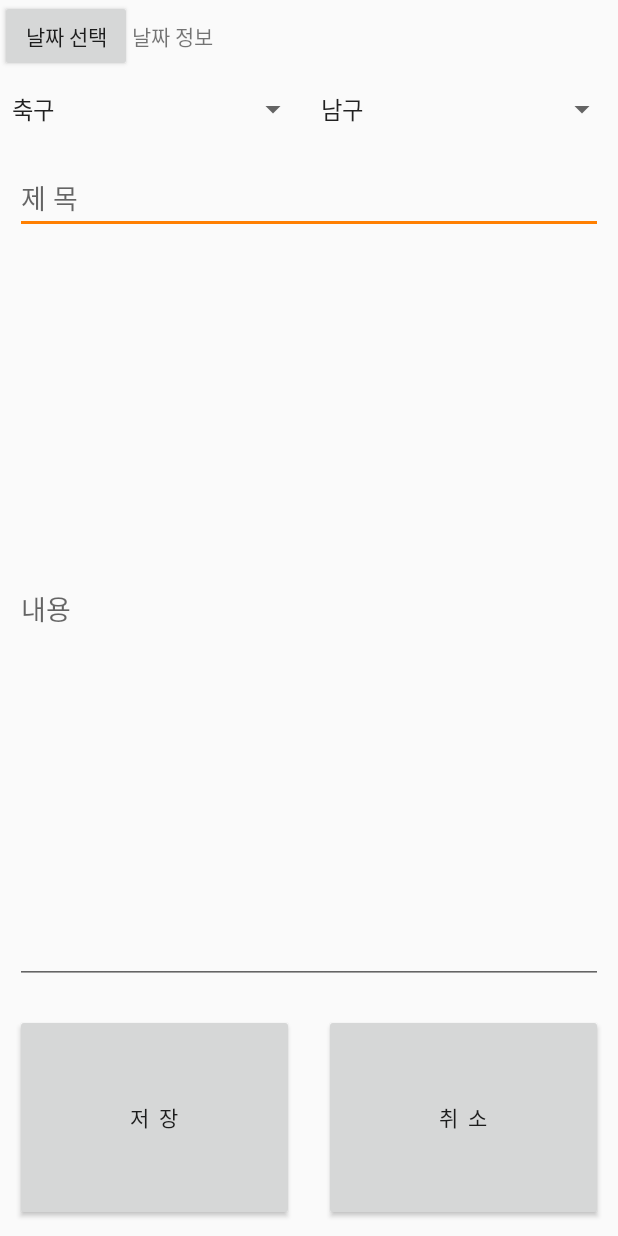
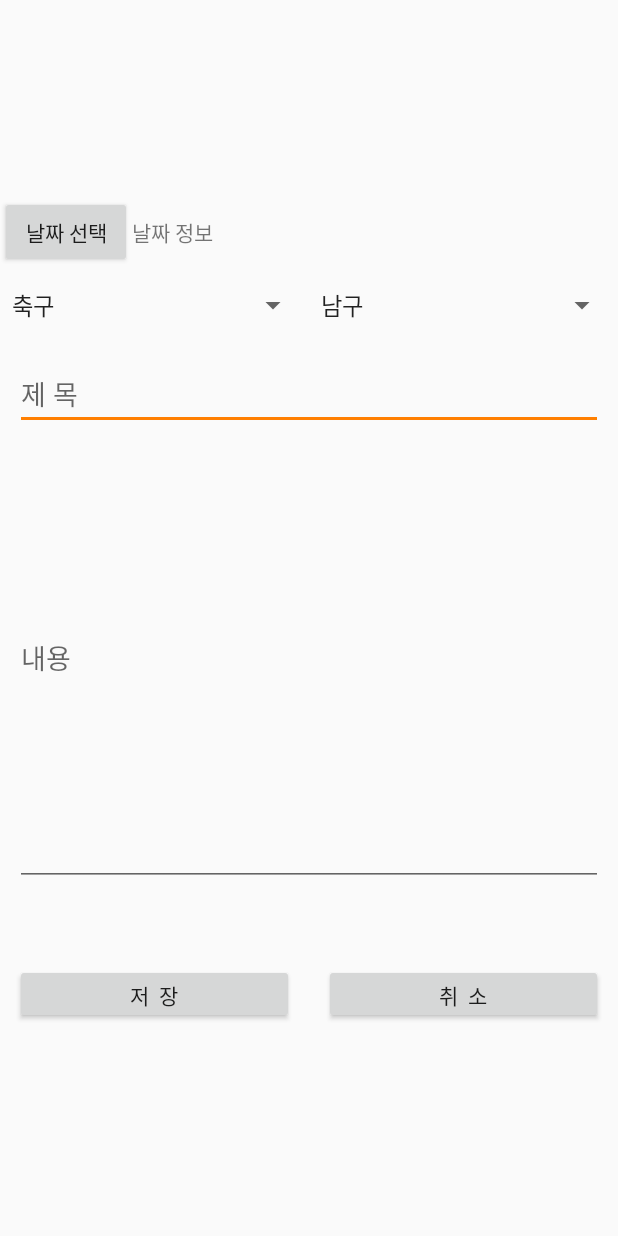
Before and after one commit to choryDev/UlsanAthelticMatching, an Android app: the WriteActivity screen opened directly, with no data from a screen before it, on a phone screen of 412 x 824 dp. Run offline under Robolectric (Android 15) with nearby library versions, the light colour scheme and no system bars; our stand-ins replace Firebase (no records; nobody signed in at launch, a user with empty details on screens opened directly).

Commit message:
11/27경기

```diff
--- a/app/build.gradle
+++ b/app/build.gradle
@@ -27,6 +27,7 @@ dependencies {
     implementation 'com.google.android.material:material:1.0.0'
     implementation 'com.google.firebase:firebase-config:19.0.0'
     implementation 'androidx.legacy:legacy-support-v4:1.0.0'
+    implementation 'com.google.firebase:firebase-database:19.0.0'
     testImplementation 'junit:junit:4.12'
     androidTestImplementation 'androidx.test:runner:1.2.0'
     androidTestImplementation 'androidx.test.espresso:espresso-core:3.2.0'
--- a/app/src/main/java/com/example/ulsanathelticmatching/board/BoardItem.java
+++ b/app/src/main/java/com/example/ulsanathelticmatching/board/BoardItem.java
@@ -1,4 +1,10 @@
 package com.example.ulsanathelticmatching.board;
 
 class BoardItem {
+    public String primarykey;
+    public String uid;
+    public String name;
+    public String title;
+    public String date;
+    public String contetent;
 }
--- a/app/src/main/java/com/example/ulsanathelticmatching/board/WriteActivity.java
+++ b/app/src/main/java/com/example/ulsanathelticmatching/board/WriteActivity.java
@@ -11,45 +11,78 @@ import android.widget.EditText;
 import android.widget.TextView;
 
 import com.example.ulsanathelticmatching.R;
+import com.google.firebase.auth.FirebaseAuth;
+import com.google.firebase.database.FirebaseDatabase;
+
+import java.text.SimpleDateFormat;
+import java.util.Calendar;
+import java.util.Date;
 
 public class WriteActivity extends AppCompatActivity {
     Button btn_date,btn_save, btn_cancel;
     TextView tv_date;
+
+    DatePickerDialog datePickerDialog;
+    int year;
+    int month;
+    int dayOfMonth;
+    Calendar calendar;
+
     EditText edt_title, edt_content;
-    DatePickerDialog.OnDateSetListener callbackMethod;
+
+    private FirebaseAuth mAuth;
 
     @Override
     protected void onCreate(Bundle savedInstanceState) {
         super.onCreate(savedInstanceState);
         setContentView(R.layout.activity_write);
+
         btn_date = (Button)findViewById(R.id.select_date);
         btn_save = (Button)findViewById(R.id.btn_save);
-        btn_save = (Button)findViewById(R.id.btn_cancel);
+        btn_cancel = (Button)findViewById(R.id.btn_cancel);
         edt_title = (EditText)findViewById(R.id.edt_title);
         edt_content = (EditText)findViewById(R.id.edt_content);
         tv_date = (TextView)findViewById(R.id.tv_date);
 
-        this.InitializeListener();
+        mAuth = FirebaseAuth.getInstance();
 
         //다이얼로그
         btn_date.setOnClickListener(new View.OnClickListener() {
             @Override
             public void onClick(View view) {
-                DatePickerDialog dialog = new DatePickerDialog(getApplicationContext(), callbackMethod, 2019, 5, 24);
-                dialog.show();
+                calendar = Calendar.getInstance();
+                year = calendar.get(Calendar.YEAR);
+                month = calendar.get(Calendar.MONTH);
+                dayOfMonth = calendar.get(Calendar.DAY_OF_MONTH);
+                datePickerDialog = new DatePickerDialog(WriteActivity.this,
+                        new DatePickerDialog.OnDateSetListener() {
+                            @Override
+                            public void onDateSet(DatePicker datePicker, int year, int month, int day) {
+                                tv_date.setText(year+"/"+ (month + 1) + "/" + day);
+                            }
+                        }, year, month, dayOfMonth);
+                datePickerDialog.getDatePicker().setMinDate(System.currentTimeMillis());
+                datePickerDialog.show();
             }
         });
 
-    }
+        btn_save.setOnClickListener(new View.OnClickListener() {
+            @Override
+            public void onClick(View view) {
 
-    //날짜 클릭시
-    public void InitializeListener(){
-        callbackMethod = new DatePickerDialog.OnDateSetListener()
-        {
-            @Override
-            public void onDateSet(DatePicker view, int year, int monthOfYear, int dayOfMonth) {
-                tv_date.setText(year+"년"+monthOfYear+"월"+dayOfMonth+"일");
+                SimpleDateFormat pkformat = new SimpleDateFormat ( "yyyyMMddHHmmss");
+                Date time = new Date();
+
+                BoardItem item = new BoardItem();
+                item.primarykey = pkformat.format(time);
+                item.uid = mAuth.getCurrentUser().getUid();
+                item.name  = mAuth.getCurrentUser().getDisplayName();
+                item.title  = edt_title.getText().toString();
+                item.date = tv_date.getText().toString();
+                item.contetent = edt_content.getText().toString();
+
+                FirebaseDatabase.getInstance().getReference().child("BoardItem").child(pkformat.format(time)).setValue(item);
             }
-        };
+        });
     }
 }
--- a/app/src/main/java/com/example/ulsanathelticmatching/main/MainActivity.java
+++ b/app/src/main/java/com/example/ulsanathelticmatching/main/MainActivity.java
@@ -9,7 +9,6 @@ import com.bumptech.glide.Glide;
 import com.example.ulsanathelticmatching.R;
 import com.example.ulsanathelticmatching.board.WriteActivity;
 import com.example.ulsanathelticmatching.sign.SignInActivity;
-import com.example.ulsanathelticmatching.sign.SplashActivity;
 import com.facebook.login.LoginManager;
 import com.google.android.material.floatingactionbutton.FloatingActionButton;
 
--- a/app/src/main/res/layout/activity_write.xml
+++ b/app/src/main/res/layout/activity_write.xml
@@ -5,6 +5,7 @@
     android:layout_width="match_parent"
     android:layout_height="match_parent"
     android:orientation="vertical"
+    android:gravity="center"
     tools:context=".board.WriteActivity">
 
     <LinearLayout
@@ -60,27 +61,36 @@
 
         <EditText
             android:id="@+id/edt_content"
-            android:layout_width="match_parent"
-            android:layout_height="500dp"
-            android:hint="내용" />
+            android:inputType="textMultiLine"
+            android:lines="15"
+            android:minLines="13"
+            android:maxLines="17"
+            android:layout_height="wrap_content"
+            android:layout_width="fill_parent"
+            android:scrollbars="vertical"
+            android:hint="내용"
+            android:layout_marginBottom="32dp"/>
     </LinearLayout>
+
     <LinearLayout
         android:layout_width="match_parent"
-        android:layout_height="match_parent">
+        android:layout_height="60dp">
+
         <Button
             android:id="@+id/btn_save"
-            android:layout_width="wrap_content"
-            android:layout_height="match_parent"
+            android:layout_width="match_parent"
+            android:layout_height="wrap_content"
+            android:layout_margin="10dp"
             android:layout_weight="1"
-            android:layout_margin="10dp"
-            android:text="저  장"/>
+            android:text="저  장" />
+
         <Button
             android:id="@+id/btn_cancel"
-            android:layout_width="wrap_content"
-            android:layout_height="match_parent"
+            android:layout_width="match_parent"
+            android:layout_height="wrap_content"
+            android:layout_margin="10dp"
             android:layout_weight="1"
-            android:layout_margin="10dp"
-            android:text="취  소"/>
+            android:text="취  소" />
 
     </LinearLayout>
 
```
